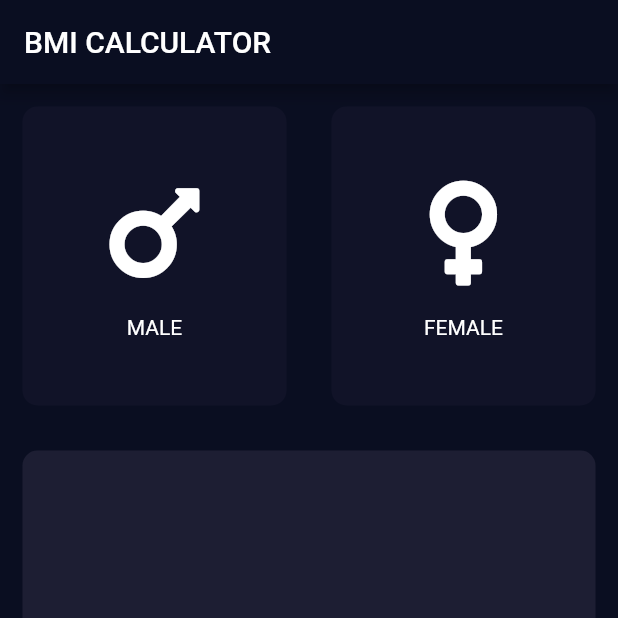
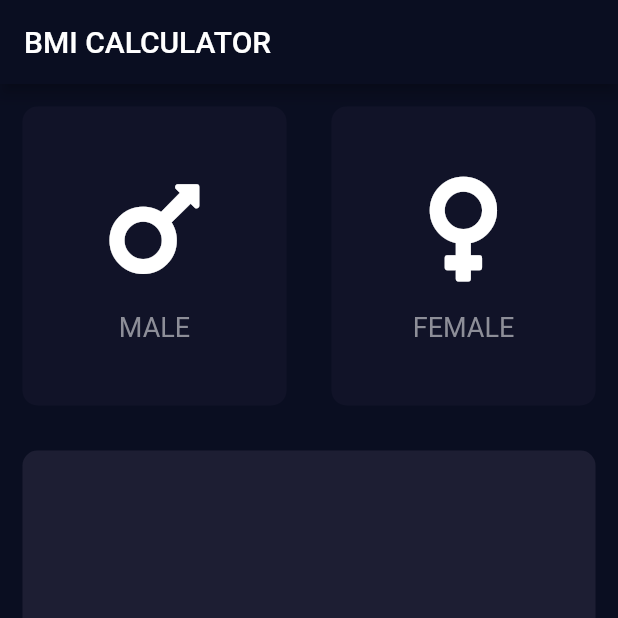
Before and after one commit to HaariRocks/Bmi_Calculator-, a Flutter app: the screen it shows after launch, on a phone screen of 412 x 824 dp, the top half of it. Run offline on Flutter 3.47's test engine with Material 2 defaults, Android fonts, the phone set to English and light mode, and no system bars; our stand-ins replace font_awesome_flutter.

Commit message:
fixed bug

```diff
--- a/lib/custum_child.dart
+++ b/lib/custum_child.dart
@@ -1,3 +1,4 @@
+import 'package:bmi_calc/konstants.dart';
 import 'package:flutter/material.dart';
 
 class CustumChild extends StatelessWidget {
@@ -18,7 +19,7 @@ class CustumChild extends StatelessWidget {
         ),
         Text(
           text,
-          style: lableTextStyle,
+          style: klableTextStyle,
         )
       ],
     );
--- a/lib/konstants.dart
+++ b/lib/konstants.dart
@@ -4,7 +4,7 @@ const kbottomContainerHeight = 80.0;
 const kactiveCardColour = Color(0xFF1D1E33);
 const kinactiveCardColour = Color(0xFF111328);
 
-const lableTextStyle = TextStyle(
+const klableTextStyle = TextStyle(
   fontSize: 18,
   color: Color(0xFF8d8E98),
 );
```
